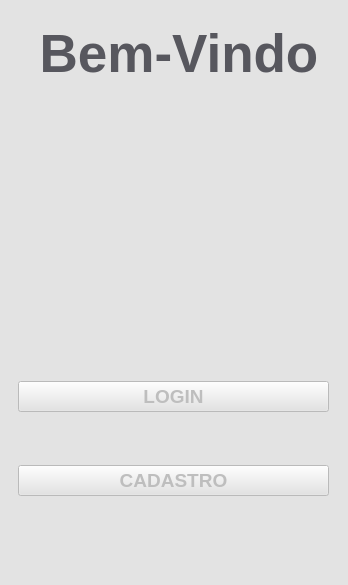
Above: Main.ui from ErikaDIAS1/PROJETO_PROG3 before the change. Below: the same form after it.
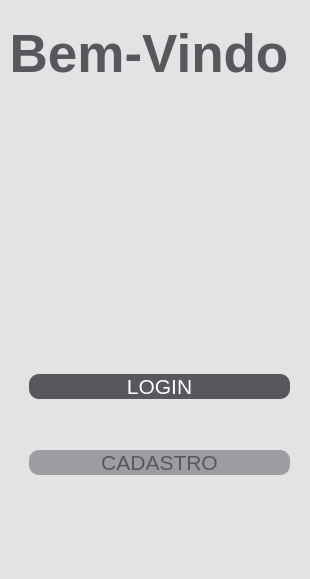
That is the form after the change. Icons and pictures are not drawn.

```diff
--- a/Main.ui
+++ b/Main.ui
@@ -9,10 +9,16 @@
    <rect>
     <x>0</x>
     <y>0</y>
-    <width>348</width>
-    <height>585</height>
+    <width>310</width>
+    <height>579</height>
    </rect>
   </property>
+  <property name="sizePolicy">
+   <sizepolicy hsizetype="Fixed" vsizetype="Fixed">
+    <horstretch>0</horstretch>
+    <verstretch>0</verstretch>
+   </sizepolicy>
+  </property>
   <property name="font">
    <font>
     <kerning>true</kerning>
@@ -28,10 +34,13 @@
    <layout class="QVBoxLayout" name="verticalLayout">
     <item>
      <widget class="QWidget" name="widget" native="true">
+      <property name="styleSheet">
+       <string notr="true">widget{background-color: rgb(227, 227, 227);}</string>
+      </property>
       <widget class="QLabel" name="label_bemvindo">
        <property name="geometry">
         <rect>
-         <x>30</x>
+         <x>0</x>
          <y>10</y>
          <width>280</width>
          <height>71</height>
@@ -63,8 +72,8 @@
        </property>
        <property name="geometry">
         <rect>
-         <x>40</x>
-         <y>90</y>
+         <x>20</x>
+         <y>100</y>
          <width>261</width>
          <height>195</height>
         </rect>
@@ -82,34 +91,37 @@
         <set>Qt::AlignCenter</set>
        </property>
       </widget>
-      <widget class="QWidget" name="">
+      <widget class="QWidget" name="layoutWidget">
        <property name="geometry">
         <rect>
-         <x>9</x>
-         <y>325</y>
-         <width>311</width>
-         <height>211</height>
+         <x>20</x>
+         <y>320</y>
+         <width>261</width>
+         <height>191</height>
         </rect>
        </property>
        <layout class="QVBoxLayout" name="verticalLayout_2">
         <item>
          <widget class="QPushButton" name="pushButton_login">
+          <property name="enabled">
+           <bool>false</bool>
+          </property>
           <property name="font">
            <font>
             <family>Segoe UI</family>
-            <pointsize>14</pointsize>
-            <weight>75</weight>
-            <bold>true</bold>
+            <pointsize>16</pointsize>
+            <weight>50</weight>
+            <bold>false</bold>
+            <stylestrategy>PreferAntialias</stylestrategy>
            </font>
           </property>
           <property name="contextMenuPolicy">
            <enum>Qt::CustomContextMenu</enum>
           </property>
           <property name="styleSheet">
-           <string notr="true">pushButton_login{
-background-color:rgb(255, 255, 255);
-color:  rgb(87, 87, 94);}
-</string>
+           <string notr="true">background-color: rgb(87, 87, 94);
+border-radius: 10px;
+color: rgb(255, 255, 255)</string>
           </property>
           <property name="text">
            <string>LOGIN</string>
@@ -121,19 +133,19 @@
           <property name="font">
            <font>
             <family>Segoe UI</family>
-            <pointsize>14</pointsize>
-            <weight>75</weight>
-            <bold>true</bold>
+            <pointsize>16</pointsize>
+            <weight>50</weight>
+            <bold>false</bold>
            </font>
           </property>
           <property name="contextMenuPolicy">
            <enum>Qt::CustomContextMenu</enum>
           </property>
           <property name="styleSheet">
-           <string notr="true">pushButton_login{
-background-color:rgb(255, 255, 255);
-color:  rgb(87, 87, 94);}
-</string>
+           <string notr="true">background-color: rgb(156, 156, 163);
+color:  rgb(87, 87, 94);
+border-radius:10px;
+color: rgb(87, 87, 94)</string>
           </property>
           <property name="text">
            <string>CADASTRO</string>
```
